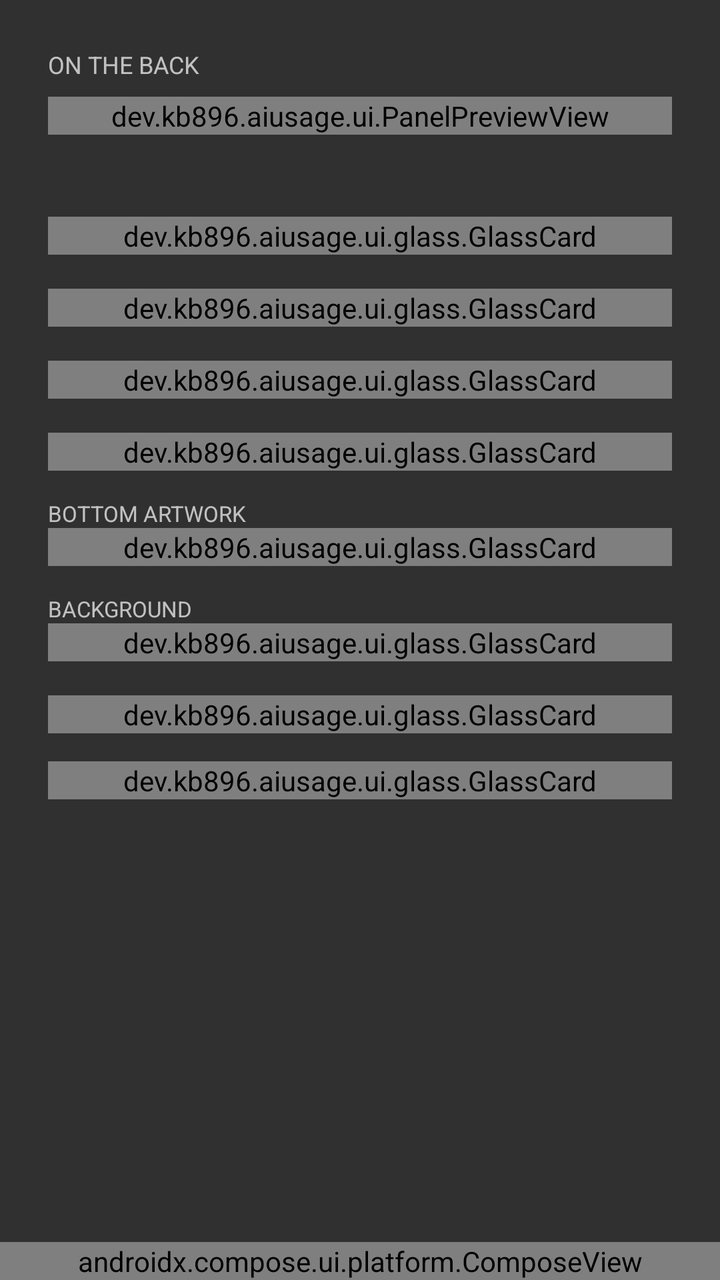
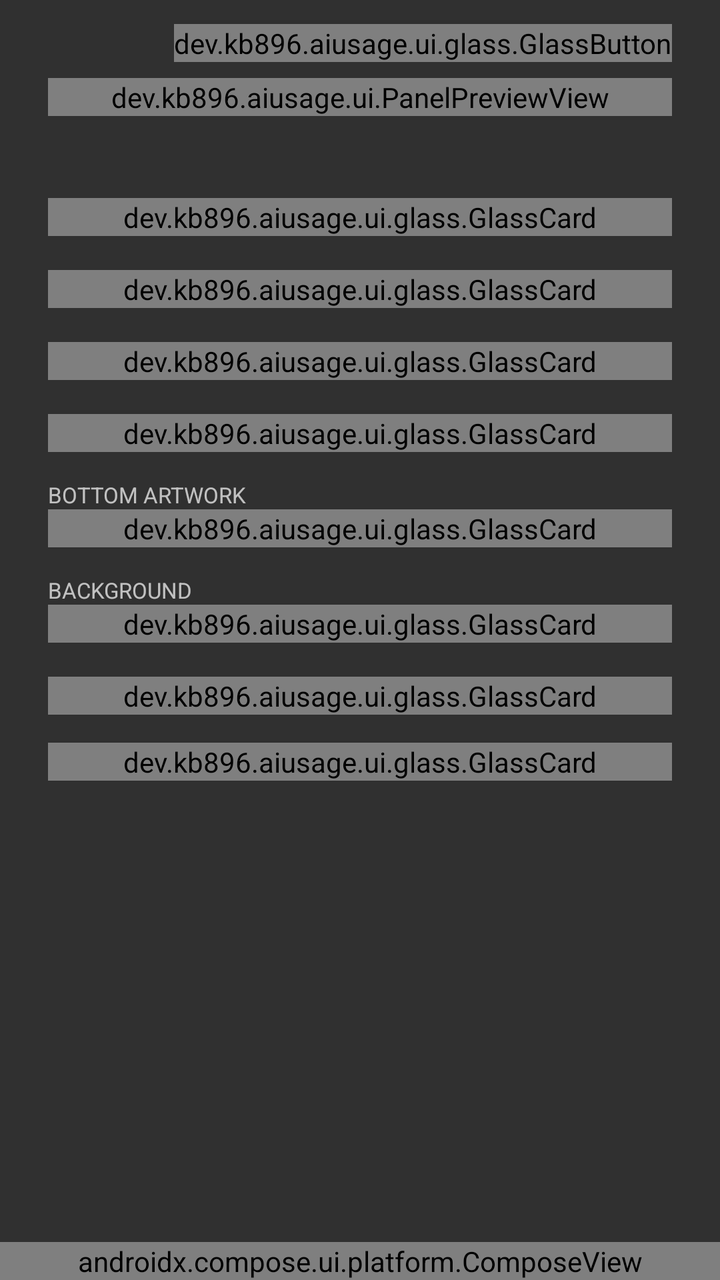

The first picture is an Android layout as it rendered before a commit; the second is the same layout after the commit. The layout source and the unified diff follow.
<!-- AndroidManifest.xml: application theme android:Theme.Material.NoActionBar -->
<!-- res/layout/activity_main.xml -->
<?xml version="1.0" encoding="utf-8"?>
<FrameLayout xmlns:android="http://schemas.android.com/apk/res/android"
    android:id="@+id/root_host"
    android:layout_width="match_parent"
    android:layout_height="match_parent">

<LinearLayout
    android:id="@+id/root_layout"
    android:layout_width="match_parent"
    android:layout_height="match_parent"
    android:orientation="vertical">

    <TextView
        android:id="@+id/preview_heading"
        android:layout_width="match_parent"
        android:layout_height="wrap_content"
        android:paddingStart="24dp"
        android:paddingTop="24dp"
        android:paddingEnd="24dp"
        android:text="ON THE BACK"
        android:textSize="12sp" />

    <dev.kb896.aiusage.ui.PanelPreviewView
        android:id="@+id/panel_preview"
        android:layout_width="match_parent"
        android:layout_height="wrap_content"
        android:layout_marginStart="24dp"
        android:layout_marginTop="8dp"
        android:layout_marginEnd="24dp" />

    <View
        android:id="@+id/rule_pinned"
        android:layout_width="match_parent"
        android:layout_height="1dp"
        android:layout_marginTop="16dp" />

    <ScrollView
        android:id="@+id/root_scroll"
        android:layout_width="match_parent"
        android:layout_height="0dp"
        android:layout_weight="1"
        android:clipToPadding="false">

        <LinearLayout
            android:id="@+id/settings_layout"
            android:layout_width="match_parent"
            android:layout_height="wrap_content"
            android:orientation="vertical"
            android:padding="24dp">

        
        <dev.kb896.aiusage.ui.glass.GlassCard
            android:id="@+id/card_recovery"
            android:layout_width="match_parent"
            android:layout_height="wrap_content"
            android:orientation="vertical">

        
        <TextView
            android:id="@+id/recovery_note"
            android:layout_width="match_parent"
            android:layout_height="wrap_content"
            android:layout_marginTop="12dp"
            android:textSize="13sp"
            android:visibility="gone" />

        <HorizontalScrollView
            android:id="@+id/recovery_scroll"
            android:layout_width="match_parent"
            android:layout_height="wrap_content"
            android:layout_marginTop="4dp"
            android:scrollbars="horizontal"
            android:visibility="gone">

            <EditText
                android:id="@+id/recovery_command"
                android:layout_width="wrap_content"
                android:layout_height="wrap_content"
                android:background="@android:color/transparent"
                android:cursorVisible="false"
                android:importantForAutofill="no"
                android:inputType="none"
                android:paddingTop="2dp"
                android:paddingBottom="2dp"
                android:singleLine="true"
                android:textSize="13sp" />
        </HorizontalScrollView>

        <TextView
            android:id="@+id/recovery_display_absent"
            android:layout_width="match_parent"
            android:layout_height="wrap_content"
            android:layout_marginTop="8dp"
            android:textSize="13sp"
            android:visibility="gone" />

        </dev.kb896.aiusage.ui.glass.GlassCard>

        <View
            android:id="@+id/rule_1"
            android:layout_width="match_parent"
            android:layout_height="1dp"
            android:layout_marginTop="16dp" />

        <TextView
            android:id="@+id/setup_heading"
            android:layout_width="match_parent"
            android:layout_height="wrap_content"
            android:text="ONBOARDING"
            android:textSize="12sp"
            android:visibility="gone" />

        <dev.kb896.aiusage.ui.glass.GlassCard
            android:id="@+id/card_setup"
            android:layout_width="match_parent"
            android:layout_height="wrap_content"
            android:orientation="vertical">

        <LinearLayout
            android:id="@+id/setup_rows"
            android:layout_width="match_parent"
            android:layout_height="wrap_content"
            android:orientation="vertical" />

        </dev.kb896.aiusage.ui.glass.GlassCard>

        
        <LinearLayout
            android:id="@+id/tab_usage"
            android:layout_width="match_parent"
            android:layout_height="wrap_content"
            android:orientation="vertical">

        <View
            android:id="@+id/rule_2"
            android:layout_width="match_parent"
            android:layout_height="1dp"
            android:layout_marginTop="16dp" />

        <dev.kb896.aiusage.ui.glass.GlassCard
            android:id="@+id/card_control"
            android:layout_width="match_parent"
            android:layout_height="wrap_content"
            android:orientation="vertical">

        <LinearLayout
            android:layout_width="match_parent"
            android:layout_height="wrap_content"
            android:layout_marginTop="16dp"
            android:baselineAligned="false"
            android:orientation="horizontal">

            <dev.kb896.aiusage.ui.glass.GlassButton
                android:id="@+id/show_button"
                android:layout_width="0dp"
                android:layout_height="wrap_content"
                android:layout_marginEnd="4dp"
                android:layout_weight="1"
                android:text="Show on back"
                android:textSize="13sp" />

            <dev.kb896.aiusage.ui.glass.GlassButton
                android:id="@+id/hide_button"
                android:layout_width="0dp"
                android:layout_height="wrap_content"
                android:layout_marginStart="4dp"
                android:layout_weight="1"
                android:text="Hide"
                android:textSize="13sp" />
        </LinearLayout>

        </dev.kb896.aiusage.ui.glass.GlassCard>


        <View
            android:id="@+id/rule_settings"
            android:layout_width="match_parent"
            android:layout_height="1dp"
            android:layout_marginTop="16dp" />

        <TextView
            android:id="@+id/settings_heading"
            android:visibility="gone"
            android:layout_width="match_parent"
            android:layout_height="wrap_content"
            android:layout_marginTop="16dp"
            android:text="PANEL"
            android:textSize="12sp" />

        <dev.kb896.aiusage.ui.glass.GlassCard
            android:id="@+id/card_panel"
            android:layout_width="match_parent"
            android:layout_height="wrap_content"
            android:orientation="vertical">

        <TextView
            android:id="@+id/settings_title_label"
            android:layout_width="match_parent"
            android:layout_height="wrap_content"
            android:layout_marginTop="10dp"
            android:text="TITLE"
            android:textSize="11sp" />

        
        <LinearLayout
            android:layout_width="match_parent"
            android:layout_height="wrap_content"
            android:layout_marginTop="2dp"
            android:baselineAligned="false"
            android:gravity="center_vertical"
            android:orientation="horizontal">

            <dev.kb896.aiusage.ui.glass.GlassField
                android:id="@+id/settings_title"
                android:layout_width="0dp"
                android:layout_height="wrap_content"
                android:layout_weight="1"
                android:hint="CLAUDE USAGE"
                android:inputType="textCapCharacters"
                android:maxLines="1"
                android:textSize="14sp" />

            <dev.kb896.aiusage.ui.glass.GlassChip
                android:id="@+id/settings_title_color"
                android:layout_width="36dp"
                android:layout_height="36dp"
                android:layout_marginStart="12dp" />
        </LinearLayout>

        <LinearLayout
            android:id="@+id/settings_rows"
            android:layout_width="match_parent"
            android:layout_height="wrap_content"
            android:orientation="vertical" />

        </dev.kb896.aiusage.ui.glass.GlassCard>

        <TextView
            android:id="@+id/settings_art_label"
            android:layout_width="match_parent"
            android:layout_height="wrap_content"
            android:layout_marginTop="14dp"
            android:text="BOTTOM ARTWORK"
            android:textSize="11sp" />

        <dev.kb896.aiusage.ui.glass.GlassCard
            android:id="@+id/card_art"
            android:layout_width="match_parent"
            android:layout_height="wrap_content"
            android:orientation="vertical">

        <dev.kb896.aiusage.ui.glass.GlassButton
            android:id="@+id/art_pick"
            android:layout_width="match_parent"
            android:layout_height="wrap_content"
            android:layout_marginTop="4dp"
            android:text="Choose an image"
            android:textSize="13sp" />

        </dev.kb896.aiusage.ui.glass.GlassCard>

        
        <TextView
            android:id="@+id/backdrop_heading"
            android:layout_width="match_parent"
            android:layout_height="wrap_content"
            android:layout_marginTop="14dp"
            android:text="BACKGROUND"
            android:textSize="11sp" />

        <dev.kb896.aiusage.ui.glass.GlassCard
            android:id="@+id/card_backdrop"
            android:layout_width="match_parent"
            android:layout_height="wrap_content"
            android:orientation="vertical">

        <LinearLayout
            android:layout_width="match_parent"
            android:layout_height="wrap_content"
            android:layout_marginTop="4dp"
            android:baselineAligned="false"
            android:orientation="horizontal">

            <dev.kb896.aiusage.ui.glass.GlassButton
                android:id="@+id/backdrop_color"
                android:layout_width="0dp"
                android:layout_height="wrap_content"
                android:layout_weight="1"
                android:text="COLOR"
                android:textSize="13sp" />

            <dev.kb896.aiusage.ui.glass.GlassButton
                android:id="@+id/backdrop_pick"
                android:layout_width="0dp"
                android:layout_height="wrap_content"
                android:layout_marginStart="6dp"
                android:layout_weight="1"
                android:text="IMAGE"
                android:textSize="13sp" />

            <dev.kb896.aiusage.ui.glass.GlassIconButton
                android:id="@+id/backdrop_clear"
                android:layout_width="52dp"
                android:layout_height="match_parent"
                android:layout_marginStart="6dp"
                android:contentDescription="Remove the background image"
                android:scaleType="centerInside"
                android:src="@drawable/ic_trash" />
        </LinearLayout>

        </dev.kb896.aiusage.ui.glass.GlassCard>

        <View
            android:id="@+id/rule_advanced"
            android:layout_width="match_parent"
            android:layout_height="1dp"
            android:layout_marginTop="16dp" />

        <dev.kb896.aiusage.ui.glass.GlassCard
            android:id="@+id/card_advanced"
            android:layout_width="match_parent"
            android:layout_height="wrap_content"
            android:orientation="vertical">

        <TextView
            android:id="@+id/geo_heading"
            android:layout_width="match_parent"
            android:layout_height="wrap_content"
            android:layout_marginTop="16dp"
            android:text="ADVANCED  ▸"
            android:textSize="12sp" />

        <LinearLayout
            android:id="@+id/geo_body"
            android:layout_width="match_parent"
            android:layout_height="wrap_content"
            android:orientation="vertical"
            android:visibility="gone">

        <TextView
            android:id="@+id/geo_hint"
            android:layout_width="match_parent"
            android:layout_height="wrap_content"
            android:layout_marginTop="4dp"
            android:text="For a phone whose rear display is not the one this was measured on — a larger model, say. Both rings share X and radius so they cannot drift apart. Changes show on the back as you drag."
            android:textSize="10sp" />

        <LinearLayout
            android:id="@+id/advanced_rows"
            android:layout_width="match_parent"
            android:layout_height="wrap_content"
            android:orientation="vertical" />

        <TextView
            android:id="@+id/geo_cx_label"
            android:layout_width="match_parent"
            android:layout_height="wrap_content"
            android:layout_marginTop="10dp"
            android:text="RING X"
            android:textSize="11sp" />

        <dev.kb896.aiusage.ui.glass.GlassSlider
            style="@style/PanelSeekBar"
            android:id="@+id/geo_cx"
            android:layout_width="match_parent"
            android:layout_height="wrap_content" />

        <TextView
            android:id="@+id/geo_cy1_label"
            android:layout_width="match_parent"
            android:layout_height="wrap_content"
            android:layout_marginTop="10dp"
            android:text="PERSONAL Y"
            android:textSize="11sp" />

        <dev.kb896.aiusage.ui.glass.GlassSlider
            style="@style/PanelSeekBar"
            android:id="@+id/geo_cy1"
            android:layout_width="match_parent"
            android:layout_height="wrap_content" />

        <TextView
            android:id="@+id/geo_cy2_label"
            android:layout_width="match_parent"
            android:layout_height="wrap_content"
            android:layout_marginTop="10dp"
            android:text="WORK Y"
            android:textSize="11sp" />

        <dev.kb896.aiusage.ui.glass.GlassSlider
            style="@style/PanelSeekBar"
            android:id="@+id/geo_cy2"
            android:layout_width="match_parent"
            android:layout_height="wrap_content" />

        <TextView
            android:id="@+id/geo_radius_label"
            android:layout_width="match_parent"
            android:layout_height="wrap_content"
            android:layout_marginTop="10dp"
            android:text="RADIUS"
            android:textSize="11sp" />

        <dev.kb896.aiusage.ui.glass.GlassSlider
            style="@style/PanelSeekBar"
            android:id="@+id/geo_radius"
            android:layout_width="match_parent"
            android:layout_height="wrap_content" />

        <TextView
            android:id="@+id/geo_stroke_label"
            android:layout_width="match_parent"
            android:layout_height="wrap_content"
            android:layout_marginTop="10dp"
            android:text="STROKE"
            android:textSize="11sp" />

        <dev.kb896.aiusage.ui.glass.GlassSlider
            style="@style/PanelSeekBar"
            android:id="@+id/geo_stroke"
            android:layout_width="match_parent"
            android:layout_height="wrap_content" />

        <dev.kb896.aiusage.ui.glass.GlassButton
            android:id="@+id/geo_reset"
            android:layout_width="match_parent"
            android:layout_height="wrap_content"
            android:layout_marginTop="12dp"
            android:text="Reset to measured defaults"
            android:textSize="13sp" />

        </LinearLayout>

        </dev.kb896.aiusage.ui.glass.GlassCard>

        
        <FrameLayout
            android:id="@+id/debug_slot"
            android:layout_width="match_parent"
            android:layout_height="wrap_content" />

        
        <dev.kb896.aiusage.ui.glass.GlassCard
            android:id="@+id/card_credits"
            android:layout_width="match_parent"
            android:layout_height="wrap_content"
            android:layout_marginTop="14dp"
            android:orientation="vertical">

        <dev.kb896.aiusage.ui.glass.GlassButton
            android:id="@+id/credits"
            android:layout_width="match_parent"
            android:layout_height="wrap_content"
            android:layout_marginTop="4dp"
            android:text="Credits"
            android:textSize="13sp" />

        </dev.kb896.aiusage.ui.glass.GlassCard>

        </LinearLayout>

        <LinearLayout
            android:id="@+id/tab_clock"
            android:layout_width="match_parent"
            android:layout_height="wrap_content"
            android:orientation="vertical"
            android:visibility="gone">

        <TextView
            android:id="@+id/clock_heading"
            android:visibility="gone"
            android:layout_width="match_parent"
            android:layout_height="wrap_content"
            android:layout_marginTop="16dp"
            android:text="CLOCK PAGE"
            android:textSize="12sp" />

        <dev.kb896.aiusage.ui.glass.GlassCard
            android:id="@+id/card_clock"
            android:layout_width="match_parent"
            android:layout_height="wrap_content"
            android:orientation="vertical">

        <LinearLayout
            android:id="@+id/clock_rows"
            android:layout_width="match_parent"
            android:layout_height="wrap_content"
            android:orientation="vertical" />

        </dev.kb896.aiusage.ui.glass.GlassCard>

        </LinearLayout>

        <LinearLayout
            android:id="@+id/tab_media"
            android:layout_width="match_parent"
            android:layout_height="wrap_content"
            android:orientation="vertical"
            android:visibility="gone">

        <TextView
            android:id="@+id/media_heading"
            android:visibility="gone"
            android:layout_width="match_parent"
            android:layout_height="wrap_content"
            android:layout_marginTop="16dp"
            android:text="MEDIA PAGE"
            android:textSize="12sp" />

        <dev.kb896.aiusage.ui.glass.GlassCard
            android:id="@+id/card_media"
            android:layout_width="match_parent"
            android:layout_height="wrap_content"
            android:orientation="vertical">

        <LinearLayout
            android:id="@+id/media_rows"
            android:layout_width="match_parent"
            android:layout_height="wrap_content"
            android:orientation="vertical" />

        </dev.kb896.aiusage.ui.glass.GlassCard>

        </LinearLayout>

        <LinearLayout
            android:id="@+id/tab_aod"
            android:layout_width="match_parent"
            android:layout_height="wrap_content"
            android:orientation="vertical"
            android:visibility="gone">

        <TextView
            android:id="@+id/aod_heading"
            android:visibility="gone"
            android:layout_width="match_parent"
            android:layout_height="wrap_content"
            android:layout_marginTop="16dp"
            android:text="ALWAYS-ON"
            android:textSize="12sp" />

        <dev.kb896.aiusage.ui.glass.GlassCard
            android:id="@+id/card_aod"
            android:layout_width="match_parent"
            android:layout_height="wrap_content"
            android:orientation="vertical">

        <LinearLayout
            android:id="@+id/aod_rows"
            android:layout_width="match_parent"
            android:layout_height="wrap_content"
            android:orientation="vertical" />

        </dev.kb896.aiusage.ui.glass.GlassCard>

        </LinearLayout>

        </LinearLayout>
    </ScrollView>
</LinearLayout>


<androidx.compose.ui.platform.ComposeView
    android:id="@+id/tab_bar"
    android:layout_width="match_parent"
    android:layout_height="wrap_content"
    android:layout_gravity="bottom" />
</FrameLayout>
<!-- resources referenced by this layout -->
<resources>
  <!-- drawable ic_trash (drawable) -->
  <vector xmlns:android="http://schemas.android.com/apk/res/android"
      android:width="24dp"
      android:height="24dp"
      android:viewportWidth="24"
      android:viewportHeight="24"
      android:tint="?android:attr/textColorPrimary">
      <path
          android:fillColor="@android:color/white"
          android:pathData="M6,19c0,1.1 0.9,2 2,2h8c1.1,0 2,-0.9 2,-2V7H6v12zM19,4h-3.5l-1,-1h-5l-1,1H5v2h14V4z" />
  </vector>
  <style name="PanelSeekBar" parent="@android:style/Widget.Material.SeekBar">
          <item name="android:progressDrawable">@drawable/seek_track</item>
          <item name="android:thumb">@drawable/seek_thumb</item>
          <item name="android:thumbOffset">0dp</item>
          
          <item name="android:splitTrack">false</item>
          <item name="android:background">@null</item>
      </style>
  <!-- drawable seek_track (drawable) -->
  <?xml version="1.0" encoding="utf-8"?>
  <layer-list xmlns:android="http://schemas.android.com/apk/res/android">
      <item android:id="@android:id/background">
          <shape android:shape="rectangle">
              <solid android:color="#FF2A2C2E" />
              <size android:height="6dp" />
          </shape>
      </item>
      <item android:id="@android:id/progress">
          <clip>
              <shape android:shape="rectangle">
                  <solid android:color="#FFB5BD68" />
                  <size android:height="6dp" />
              </shape>
          </clip>
      </item>
  </layer-list>
  <!-- drawable seek_thumb (drawable) -->
  <?xml version="1.0" encoding="utf-8"?>
  <shape xmlns:android="http://schemas.android.com/apk/res/android"
      android:shape="rectangle">
      <solid android:color="#FFB5BD68" />
      <size android:width="18dp" android:height="18dp" />
  </shape>
</resources>

<!-- the commit's change to res/layout/activity_main.xml (unified diff, before → after) -->
@@ -14,11 +14,27 @@
         android:id="@+id/preview_heading"
         android:layout_width="match_parent"
         android:layout_height="wrap_content"
-        android:paddingStart="24dp"
-        android:paddingTop="24dp"
-        android:paddingEnd="24dp"
+        android:visibility="gone"
         android:text="ON THE BACK"
         android:textSize="12sp" />
+
+    
+    <LinearLayout
+        android:layout_width="match_parent"
+        android:layout_height="wrap_content"
+        android:gravity="end|center_vertical"
+        android:orientation="horizontal"
+        android:paddingStart="24dp"
+        android:paddingTop="12dp"
+        android:paddingEnd="24dp">
+
+        <dev.kb896.aiusage.ui.glass.GlassButton
+            android:id="@+id/onboarding_button"
+            android:layout_width="wrap_content"
+            android:layout_height="wrap_content"
+            android:text="Setup"
+            android:textSize="13sp" />
+    </LinearLayout>
 
     <dev.kb896.aiusage.ui.PanelPreviewView
         android:id="@+id/panel_preview"
